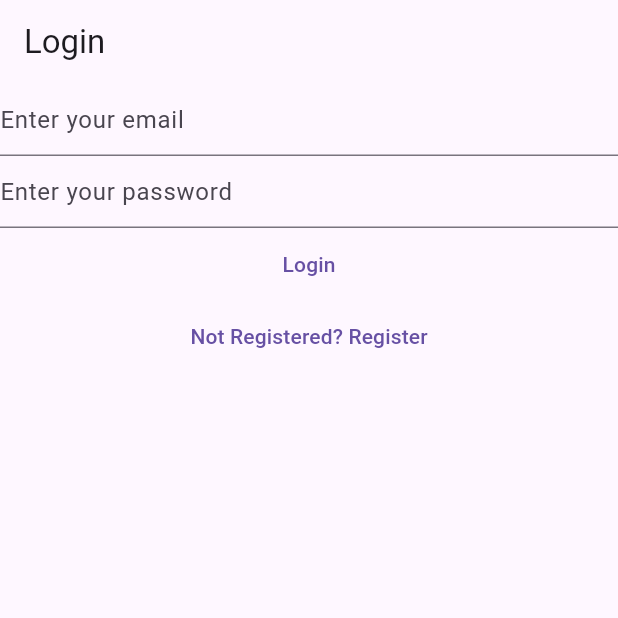
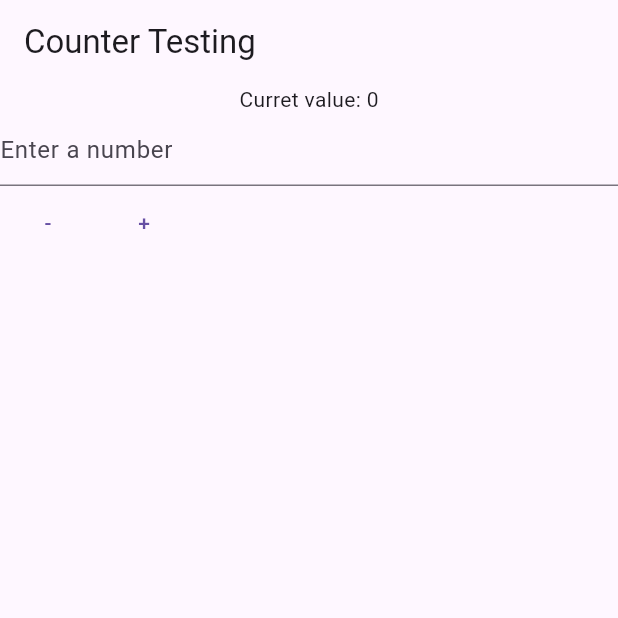
Before and after one commit to jinsean/my37hrsNotes, a Flutter app: the screen it shows after launch, on a phone screen of 412 x 824 dp, the top half of it. Run offline on Flutter 3.47's test engine with Material 3 defaults, Android fonts, the phone set to English and light mode, and no system bars; our stand-ins replace bloc, cloud_firestore, firebase_auth, firebase_core, flutter_bloc, share_plus; accounts and stored records are empty.

Commit message:
step 9 Add Bloc

```diff
--- a/lib/main.dart
+++ b/lib/main.dart
@@ -1,6 +1,8 @@
+import 'package:bloc/bloc.dart';
 import 'package:flutter/material.dart';
+import 'package:flutter_bloc/flutter_bloc.dart';
 import 'package:myapp/constants/routes.dart';
-import 'package:myapp/services/auth/auth_service.dart';
+// import 'package:myapp/services/auth/auth_service.dart';
 import 'package:myapp/view/login_view.dart';
 import 'package:myapp/view/notes/create_update_note_view.dart';
 import 'package:myapp/view/notes/notes_view.dart';
@@ -17,7 +19,7 @@ void main() async {
       theme: ThemeData(
         useMaterial3: true,
       ),
-      home: const HomePage(),
+      home: Homepage(),
       routes: {
         loginRoute: (context) => const LoginView(),
         registerRoute: (context) => const RegisterView(),
@@ -29,32 +31,83 @@ void main() async {
   );
 }
 
-class HomePage extends StatelessWidget {
-  const HomePage({super.key});
+class Homepage extends StatefulWidget {
+  const Homepage({super.key});
+
+  @override
+  State<Homepage> createState() => _HomepageState();
+}
+
+class _HomepageState extends State<Homepage> {
+  late final TextEditingController _controller;
+
+  @override
+  void initState() {
+    _controller = TextEditingController();
+    super.initState();
+  }
+
+  @override
+  void dispose() {
+    _controller.dispose();
+    super.dispose();
+  }
 
   @override
   Widget build(BuildContext context) {
-    return FutureBuilder(
-        //The future function will run first before widget is build
-        future: AuthService.firebase().initialize(),
-        builder: (context, snapshot) {
-          switch (snapshot.connectionState) {
-            case ConnectionState.done:
-              //Change user verified
-              final user = AuthService.firebase().currentUser;
-              if (user != null) {
-                if (user.isEmailVerified) {
-                  return const NotesView();
-                } else {
-                  return const VerifyEmailView();
-                }
-              } else {
-                return const LoginView();
-              }
-            default:
-              return const CircularProgressIndicator();
-          }
-        });
+    return BlocProvider(
+      create: (context) => CounterBloc(),
+      child: Scaffold(
+        appBar: AppBar(
+          title: const Text('Counter Testing'),
+        ),
+        body: BlocConsumer<CounterBloc, CounterState>(
+          listener: (context, state) {
+            _controller.clear();
+          },
+          builder: (context, state) {
+            final invalidValue =
+                (state is CounterStateInvalidNumber) ? state.invalidValue : '';
+            return Column(children: [
+              Text("Curret value: ${state.value}"),
+              Visibility(
+                visible: state is CounterStateInvalidNumber,
+                child: Text(
+                  "Invalid value: $invalidValue",
+                ),
+              ),
+              TextField(
+                controller: _controller,
+                decoration: const InputDecoration(
+                  hintText: 'Enter a number',
+                ),
+                keyboardType: TextInputType.number,
+              ),
+              Row(
+                children: [
+                  TextButton(
+                    onPressed: () {
+                      context
+                          .read<CounterBloc>()
+                          .add(CounterDecrementEvent(_controller.text));
+                    },
+                    child: const Text('-'),
+                  ),
+                  TextButton(
+                    onPressed: () {
+                      context
+                          .read<CounterBloc>()
+                          .add(CounterIncrementEvent(_controller.text));
+                    },
+                    child: const Text('+'),
+                  )
+                ],
+              )
+            ]);
+          },
+        ),
+      ),
+    );
   }
 }
 
@@ -83,3 +136,100 @@ Future<bool> showLogOutDialog(BuildContext context) {
     },
   ).then((value) => value ?? false); //Cause user may press outside the dialog
 }
+
+@immutable
+abstract class CounterState {
+  final int value;
+  const CounterState(this.value);
+}
+
+class CounterIncrement extends CounterState {
+  const CounterIncrement(int value) : super(value);
+}
+
+class CounterDecrement extends CounterState {
+  const CounterDecrement(int value) : super(value);
+}
+
+class CounterStateValid extends CounterState {
+  const CounterStateValid(int value) : super(value);
+}
+
+class CounterStateInvalidNumber extends CounterState {
+  final String invalidValue;
+  const CounterStateInvalidNumber({
+    required this.invalidValue,
+    required int previousValue,
+  }) : super(previousValue);
+}
+
+@immutable
+abstract class CounterEvent {
+  final String value;
+  const CounterEvent(this.value);
+}
+
+//This are going to be packed and sent to the reducer or UI
+class CounterIncrementEvent extends CounterEvent {
+  const CounterIncrementEvent(String value) : super(value);
+}
+
+class CounterDecrementEvent extends CounterEvent {
+  const CounterDecrementEvent(String value) : super(value);
+}
+
+class CounterBloc extends Bloc<CounterEvent, CounterState> {
+  CounterBloc() : super(const CounterStateValid(0)) {
+    on<CounterIncrementEvent>((event, emit) {
+      final integer = int.tryParse(event.value);
+      if (integer == null) {
+        emit(CounterStateInvalidNumber(
+          invalidValue: event.value,
+          previousValue: state.value,
+        ));
+      } else {
+        emit(CounterStateValid(state.value + integer));
+      }
+    });
+    on<CounterDecrementEvent>((event, emit) {
+      final integer = int.tryParse(event.value);
+      if (integer == null) {
+        emit(CounterStateInvalidNumber(
+          invalidValue: event.value,
+          previousValue: state.value,
+        ));
+      } else {
+        emit(CounterStateValid(state.value - integer));
+      }
+    });
+  }
+}
+
+// class HomePage extends StatelessWidget {
+//   const HomePage({super.key});
+
+//   @override
+//   Widget build(BuildContext context) {
+//     return FutureBuilder(
+//         //The future function will run first before widget is build
+//         future: AuthService.firebase().initialize(),
+//         builder: (context, snapshot) {
+//           switch (snapshot.connectionState) {
+//             case ConnectionState.done:
+//               //Change user verified
+//               final user = AuthService.firebase().currentUser;
+//               if (user != null) {
+//                 if (user.isEmailVerified) {
+//                   return const NotesView();
+//                 } else {
+//                   return const VerifyEmailView();
+//                 }
+//               } else {
+//                 return const LoginView();
+//               }
+//             default:
+//               return const CircularProgressIndicator();
+//           }
+//         });
+//   }
+// }
--- a/pubspec.yaml
+++ b/pubspec.yaml
@@ -41,6 +41,9 @@ dependencies:
   path_provider: ^2.1.4
   path: ^1.9.0
   cloud_firestore: ^5.4.2
+  share_plus: ^10.0.2
+  bloc: ^8.1.4
+  flutter_bloc: ^8.1.6
 
 dev_dependencies:
   flutter_test:
```
Also changed, not shown: lib/utilities/dialogs/cannot_share_empty_note_dialog.dart (added, +13 -0 lines), lib/view/notes/create_update_note_view.dart (+15 -0 lines), pubspec.lock.
